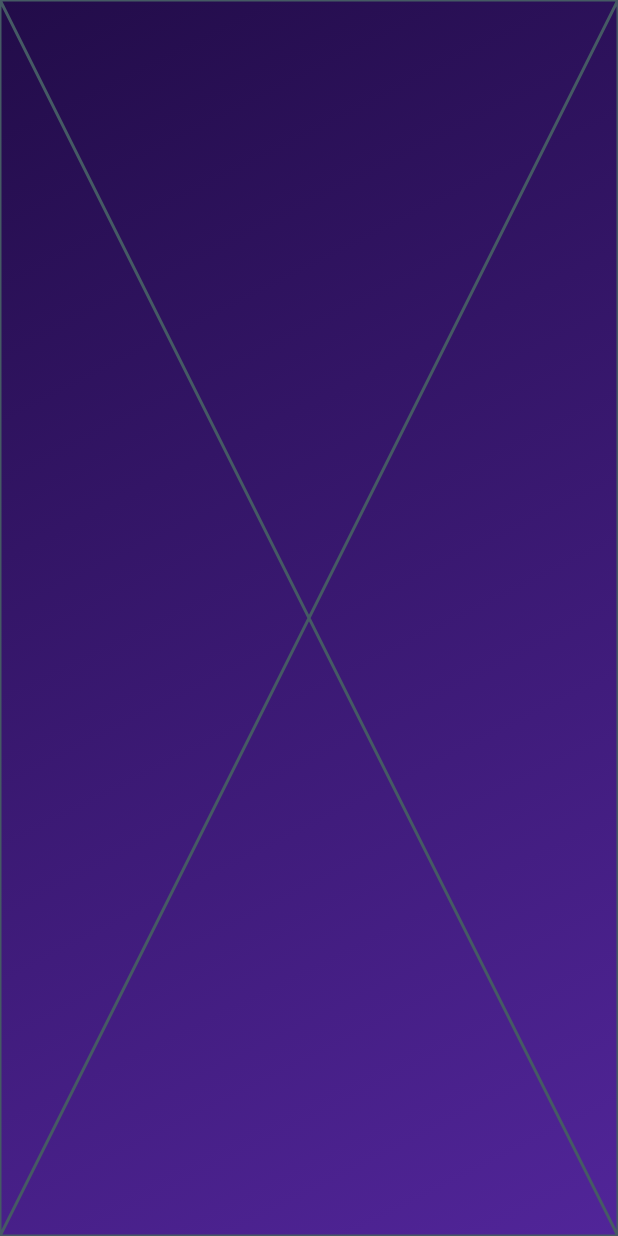
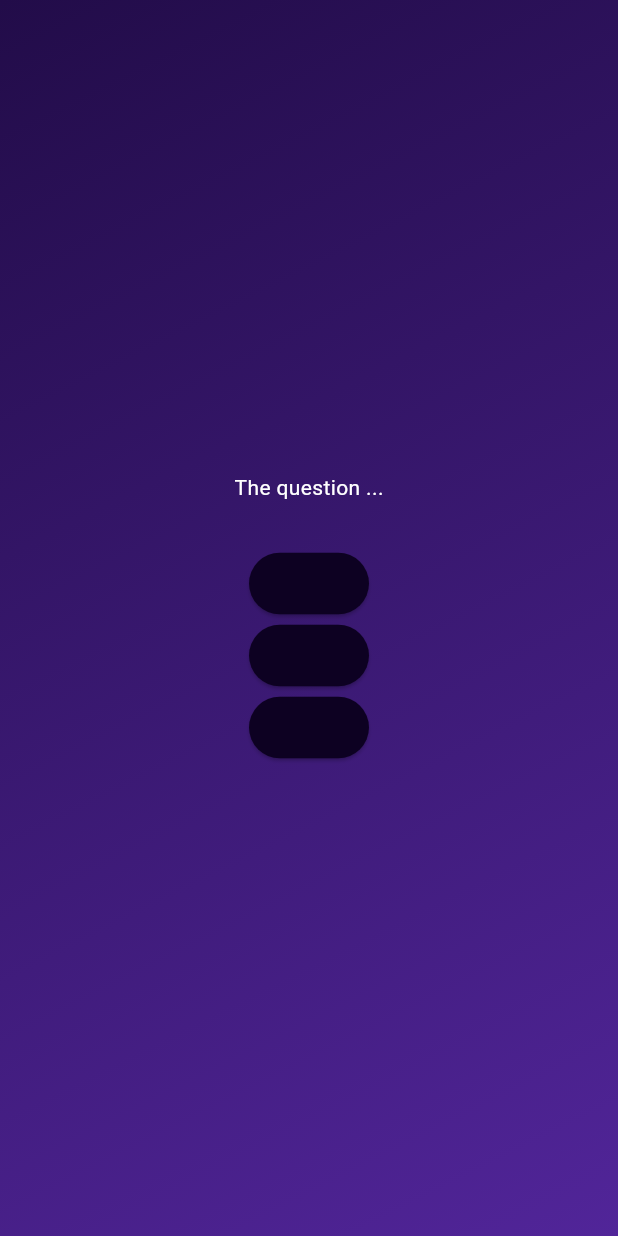
Before and after one commit to abdulsatertn/quiz_app, a Flutter app: the screen it shows after launch, after a tap on "Start Quiz", on a phone screen of 412 x 824 dp. Run offline on Flutter 3.47's test engine with Material 3 defaults, Android fonts, the phone set to English and light mode, and no system bars.

Commit message:
Add AnswerButton widget and integrate it into QuestionsScreen
Added a new AnswerButton widget to handle answer buttons in the quiz app.
Integrated the AnswerButton widget into the QuestionsScreen for displaying answer options.

```diff
--- /dev/null
+++ b/lib/answer_button.dart
@@ -0,0 +1,26 @@
+import 'package:flutter/material.dart';
+
+class AnswerButton extends StatelessWidget {
+  const AnswerButton({
+    super.key,
+    required this.answerText,
+    required this.onTap,
+  });
+
+  final String answerText;
+  final void Function() onTap;
+
+  @override
+  Widget build(BuildContext context) {
+    return ElevatedButton(
+      style: ElevatedButton.styleFrom(
+          padding: const EdgeInsets.symmetric(vertical: 10, horizontal: 40),
+          shape:
+              RoundedRectangleBorder(borderRadius: BorderRadius.circular(40)),
+          foregroundColor: Colors.white,
+          backgroundColor: const Color.fromARGB(255, 13, 1, 34)),
+      onPressed: onTap,
+      child: Text(answerText),
+    );
+  }
+}
--- a/lib/questions_screen.dart
+++ b/lib/questions_screen.dart
@@ -1,4 +1,5 @@
 import 'package:flutter/material.dart';
+import 'package:quiz_app/answer_button.dart';
 
 class QuestionsScreen extends StatefulWidget {
   const QuestionsScreen({super.key});
@@ -10,6 +11,32 @@ class QuestionsScreen extends StatefulWidget {
 class _QuestionsScreenState extends State<QuestionsScreen> {
   @override
   Widget build(BuildContext context) {
-    return const Placeholder();
+    return SizedBox(
+      width: double.infinity,
+      child: Column(
+        mainAxisAlignment: MainAxisAlignment.center,
+        children: [
+          const Text(
+            'The question ...',
+            style: TextStyle(color: Colors.white),
+          ),
+          const SizedBox(
+            height: 30,
+          ),
+          AnswerButton(
+            onTap: () {},
+            answerText: '',
+          ),
+          AnswerButton(
+            onTap: () {},
+            answerText: '',
+          ),
+          AnswerButton(
+            onTap: () {},
+            answerText: '',
+          ),
+        ],
+      ),
+    );
   }
 }
```
